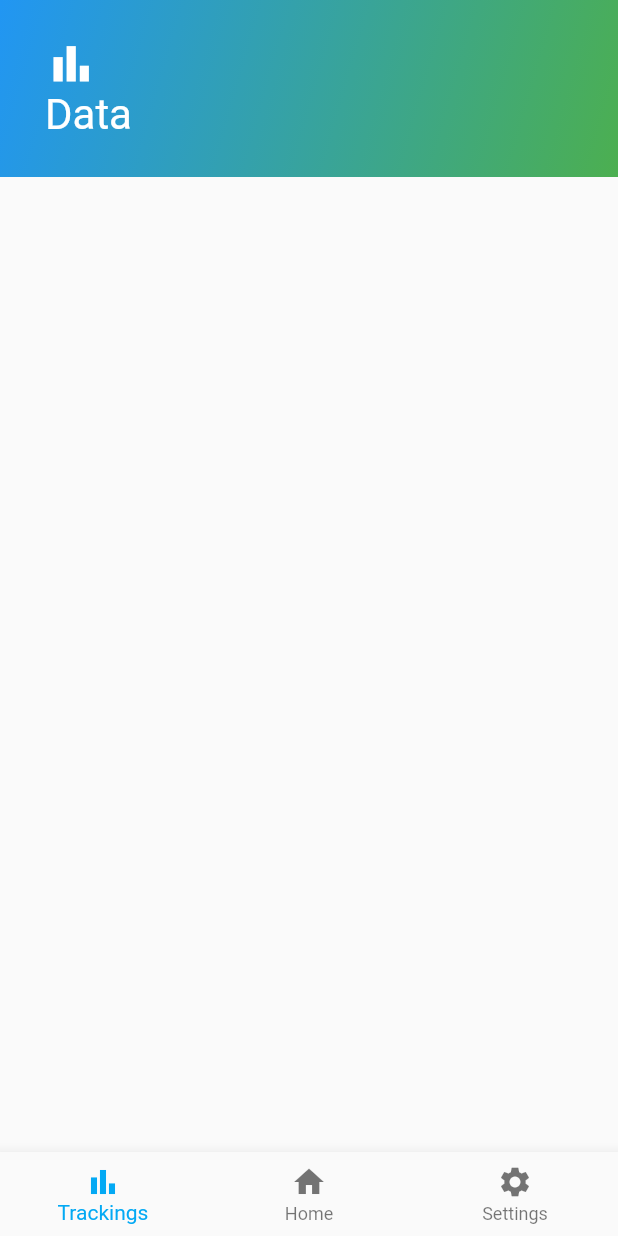
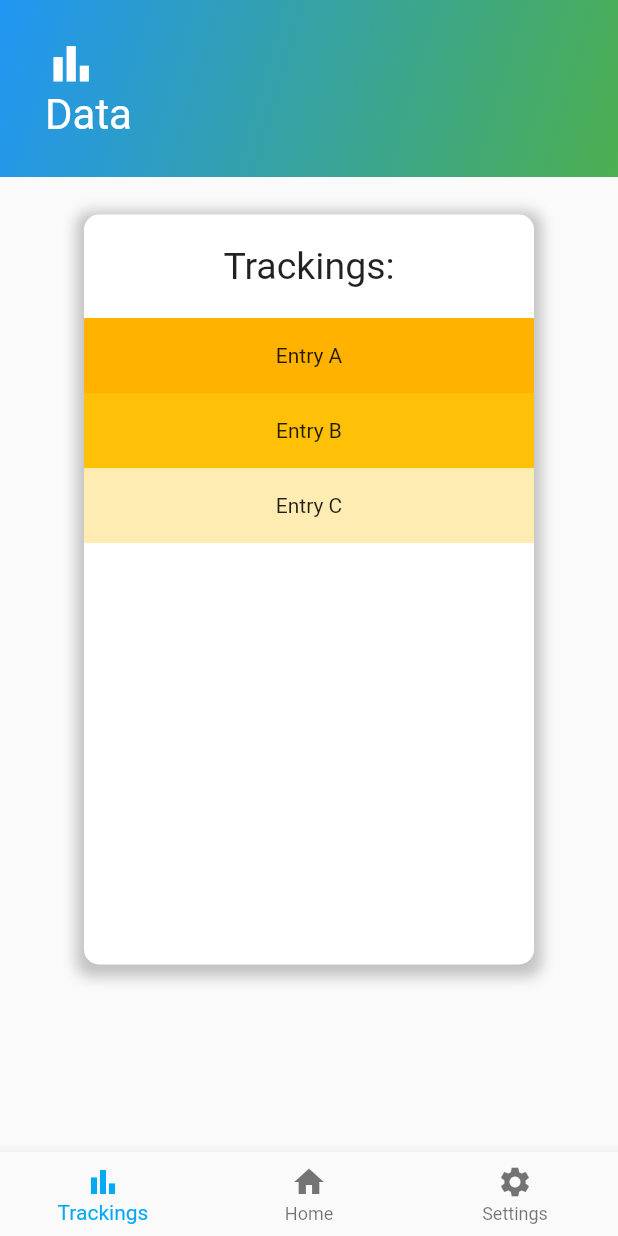
Before and after one commit to H-C-Orsted-Gym/Flutter-Breathalyzer, a Flutter app: the TrackingScreen screen opened directly, on a phone screen of 412 x 824 dp. Run offline on Flutter 3.47's test engine with Material 2 defaults, Android fonts, the phone set to English and light mode, and no system bars; our stand-ins replace flutter_bluetooth_serial.

Commit message:
Added trackings

```diff
--- /dev/null
+++ b/lib/classes/TrackingClass.dart
@@ -0,0 +1 @@
+class Tracking {}
--- a/lib/components/SquareComponent.dart
+++ b/lib/components/SquareComponent.dart
@@ -22,7 +22,7 @@ class SquareComponent extends StatelessWidget {
           ),
         ],
       ),
-      height: 480,
+      height: 500,
       width: 300,
       child: this.fillings,
     );
--- a/lib/pages/TrackingsScreen.dart
+++ b/lib/pages/TrackingsScreen.dart
@@ -1,5 +1,6 @@
 import 'package:AlkometerApp/components/BottomNavigationComponent.dart';
 import 'package:AlkometerApp/components/HeaderComponent.dart';
+import 'package:AlkometerApp/components/SquareComponent.dart';
 import 'package:flutter/material.dart';
 
 class TrackingScreen extends StatefulWidget {
@@ -19,7 +20,51 @@ class _TrackingScreenState extends State<TrackingScreen> {
       ),
       body: SafeArea(
         child: Column(
-          children: [HeaderComponent(icon: Icons.bar_chart, title: "Data", color: Colors.blue)],
+          children: [
+            HeaderComponent(icon: Icons.bar_chart, title: "Data", color: Colors.blue),
+            Container(
+              margin: EdgeInsets.only(top: 25.0),
+              child: SquareComponent(
+                fillings: Column(
+                  children: [
+                    Container(
+                      margin: EdgeInsets.only(top: 20.0),
+                      child: Text(
+                        "Trackings:",
+                        style: TextStyle(
+                          fontSize: 25.0,
+                        ),
+                      ),
+                    ),
+                    Expanded(
+                      child: Container(
+                        margin: EdgeInsets.only(top: 20.0),
+                        child: ListView(
+                          children: [
+                            Container(
+                              height: 50,
+                              color: Colors.amber[600],
+                              child: const Center(child: Text('Entry A')),
+                            ),
+                            Container(
+                              height: 50,
+                              color: Colors.amber[500],
+                              child: const Center(child: Text('Entry B')),
+                            ),
+                            Container(
+                              height: 50,
+                              color: Colors.amber[100],
+                              child: const Center(child: Text('Entry C')),
+                            ),
+                          ],
+                        ),
+                      ),
+                    ),
+                  ],
+                ),
+              ),
+            )
+          ],
         ),
       ),
     );
```
Also changed, not shown: lib/pages/ConnectScreen.dart (deleted).
